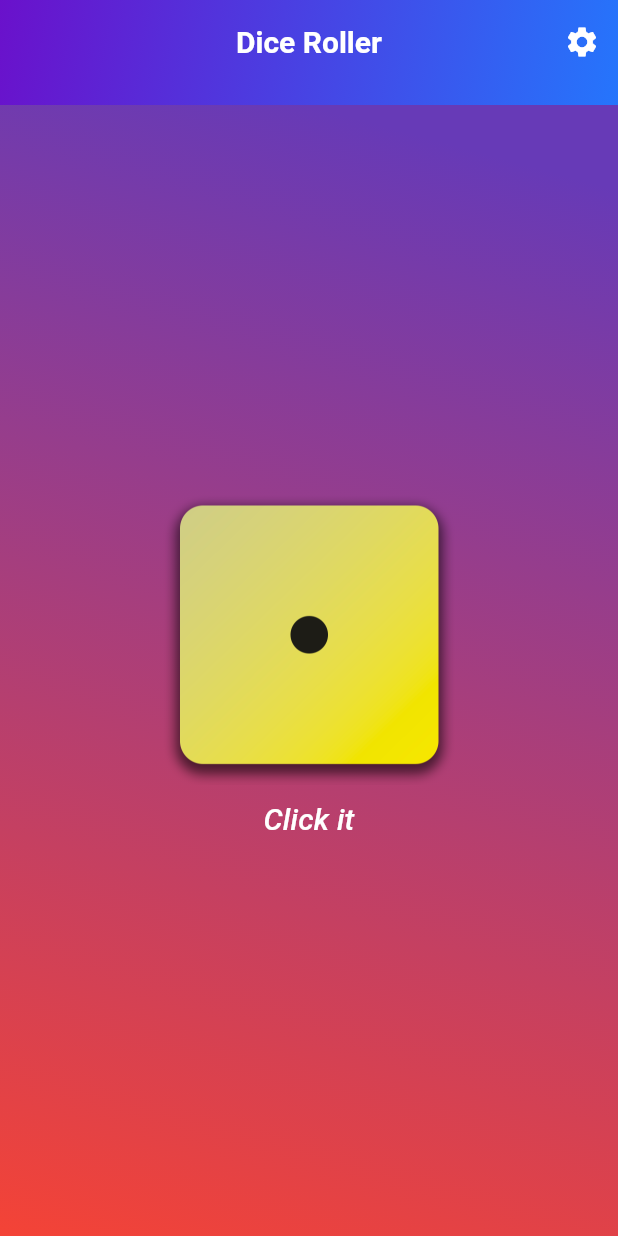
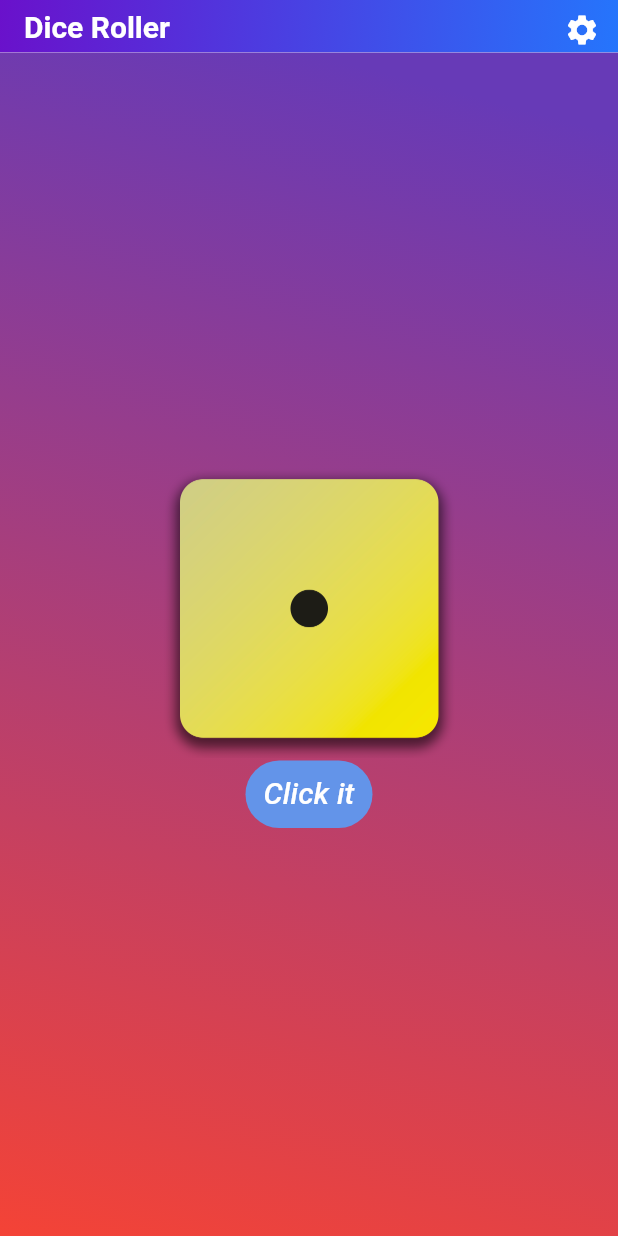
Before and after one commit to HassamAli2174/Random_Dice_Roll, a Flutter app: the screen it shows after launch, on a phone screen of 412 x 824 dp. Run offline on Flutter 3.47's test engine with Material 3 defaults, Android fonts, the phone set to English and light mode, and no system bars; Roboto replaces fonts that are missing (Poppins).

Commit message:
Changed UI

```diff
--- a/lib/app_bar.dart
+++ b/lib/app_bar.dart
@@ -2,7 +2,7 @@ import 'package:flutter/material.dart';
 
 class SleekAppBar extends StatelessWidget implements PreferredSizeWidget {
   @override
-  Size get preferredSize => Size.fromHeight(70);
+  Size get preferredSize => Size.fromHeight(35);
 
   @override
   Widget build(BuildContext context) {
@@ -29,7 +29,7 @@ class SleekAppBar extends StatelessWidget implements PreferredSizeWidget {
                 color: Colors.white,
               ),
             ),
-            centerTitle: true,
+            // centerTitle: true,
             actions: [
               IconButton(
                 icon: Icon(Icons.settings, color: Colors.white),
--- a/lib/home_page.dart
+++ b/lib/home_page.dart
@@ -47,7 +47,9 @@ class _MyHomePageState extends State<MyHomePage> {
               ),
               TextButton(
                 onPressed: rollDice,
-                style: TextButton.styleFrom(),
+                style: TextButton.styleFrom(
+                  backgroundColor: const Color.fromARGB(255, 99, 148, 233),
+                ),
                 child: StyledText(text: 'Click it'),
               ),
             ],
```
